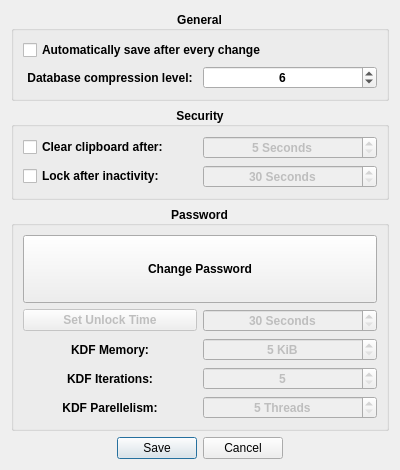
This is src/ui/DatabaseSettingsManager.ui in AdrianoGoede/LockBox as Qt 5 draws it before an edit. The edited form follows.
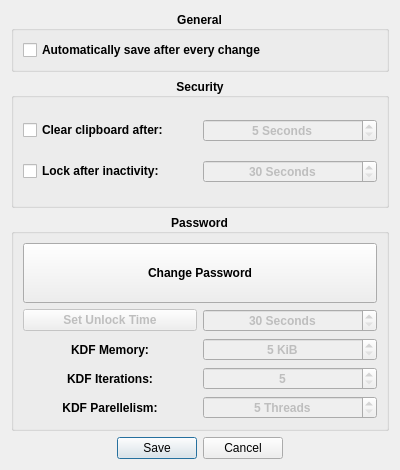
This is the edited form. Icons and pictures are not drawn.

```diff
--- a/src/ui/DatabaseSettingsManager.ui
+++ b/src/ui/DatabaseSettingsManager.ui
@@ -25,7 +25,7 @@
   <property name="windowTitle">
    <string>Database Settings</string>
   </property>
-  <layout class="QVBoxLayout" name="verticalLayout" stretch="2,2,5,1">
+  <layout class="QVBoxLayout" name="verticalLayout" stretch="1,3,5,1">
    <item>
     <widget class="QGroupBox" name="gbGeneral">
      <property name="font">
@@ -47,35 +47,6 @@
         </property>
        </widget>
       </item>
-      <item row="1" column="0">
-       <widget class="QLabel" name="lbCompressionLevel">
-        <property name="text">
-         <string>Database compression level:</string>
-        </property>
-        <property name="alignment">
-         <set>Qt::AlignmentFlag::AlignCenter</set>
-        </property>
-       </widget>
-      </item>
-      <item row="1" column="1">
-       <widget class="QSpinBox" name="sbCompressionLevel">
-        <property name="enabled">
-         <bool>true</bool>
-        </property>
-        <property name="alignment">
-         <set>Qt::AlignmentFlag::AlignCenter</set>
-        </property>
-        <property name="minimum">
-         <number>0</number>
-        </property>
-        <property name="maximum">
-         <number>9</number>
-        </property>
-        <property name="value">
-         <number>6</number>
-        </property>
-       </widget>
-      </item>
      </layout>
     </widget>
    </item>
```
